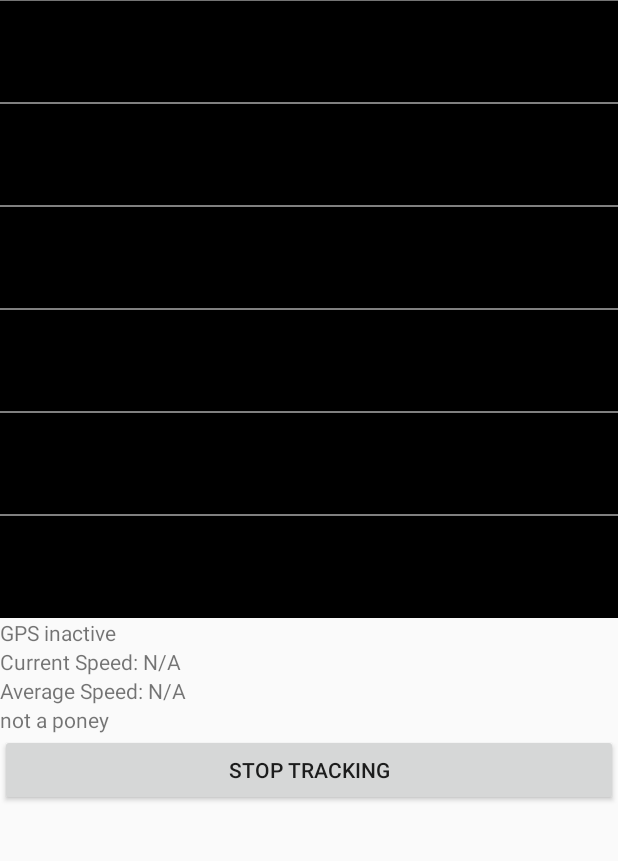
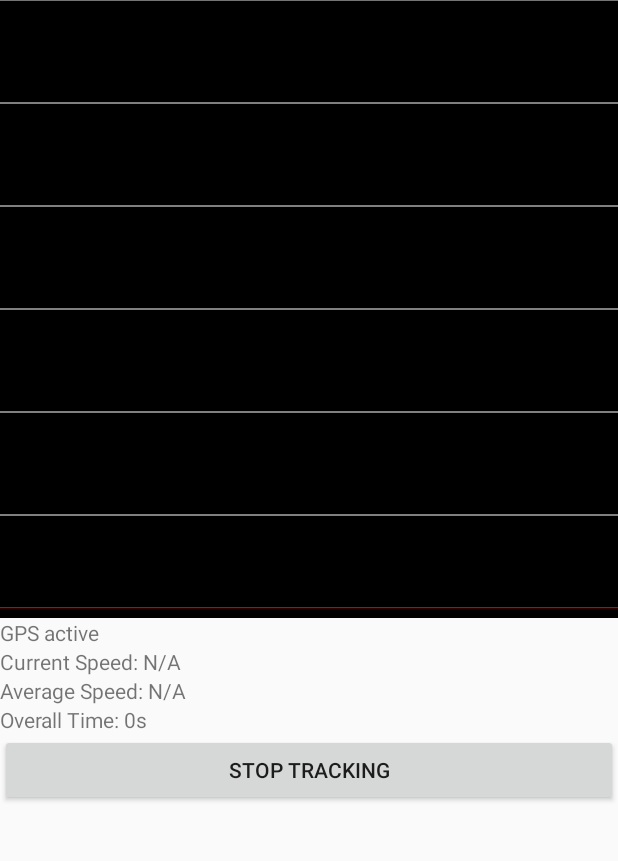
Before and after one commit to ciborg971/GPS-tracker, an Android app: the screen it shows after launch (MainActivity), after a tap on "START TRACKING", on a phone screen of 412 x 824 dp, the part 84-945 px from its top. Run offline under Robolectric (Android 15) with nearby library versions, the phone set to English and light mode, and no system bars.

Commit message:
Milestone 06: done

```diff
--- a/app/src/main/java/com/example/crylog/gps_tracker/MainActivity.java
+++ b/app/src/main/java/com/example/crylog/gps_tracker/MainActivity.java
@@ -24,9 +24,12 @@ public class MainActivity extends AppCompatActivity implements LocationListener
     TextView cs;
     TextView as;
     TextView time;
+    TextView tv_gpserino;
     cv custom_v;
+    int current_time = 0;
     Boolean st = false;
     gps_data gpsd;
+    Double ave_speed = 0.0;
     boolean b = true;
     private LocationManager lm;
 
@@ -35,7 +38,9 @@ public class MainActivity extends AppCompatActivity implements LocationListener
         super.onCreate(savedInstanceState);
         setContentView(R.layout.activity_main);
         custom_v = (cv) findViewById(R.id.cv);
+        as = (TextView)findViewById(R.id.av_speed);
         cs = (TextView) findViewById(R.id.cur_speed);
+        tv_gpserino = (TextView)findViewById(R.id.tv_gps);
         Display display = getWindowManager().getDefaultDisplay();
         int width = display.getWidth();
         custom_v.setLayoutParams(new LinearLayout.LayoutParams(width, width));
@@ -49,16 +54,15 @@ public class MainActivity extends AppCompatActivity implements LocationListener
         @Override
         public void onClick(View v) {
             if (st) {
-                time.setText("poney");
                 st = false;
                 desable_gps();
                 Start_stop.setText("START TRACKING");
             } else {
-                time.setText("not a poney");
                 st = true;
                 enable_gps();
                 Start_stop.setText("STOP TRACKING");
             }
+            Log.d("rekt", "onClick: not poney");
         }
 
 
@@ -76,6 +80,7 @@ public class MainActivity extends AppCompatActivity implements LocationListener
             return;
         }
         lm.removeUpdates(MainActivity.this);
+        tv_gpserino.setText("GPS inactive");
     }
 
     private void enable_gps() {
@@ -89,13 +94,16 @@ public class MainActivity extends AppCompatActivity implements LocationListener
             // for ActivityCompat#requestPermissions for more details.
             return;
         }
-        lm.requestLocationUpdates(lm.GPS_PROVIDER, 1, 1, this);
+        lm.requestLocationUpdates(lm.GPS_PROVIDER, 1000, 1, this);
+        tv_gpserino.setText("GPS active");
     }
 
     @Override
     public void onLocationChanged(Location location) {
         //String str = "Latitude: "+location.getLatitude()+" Longitude: "+location.getLongitude() + "poney : " + custom_v.gps_stack.size() + "Speed : " + location.getSpeed();
         gpsd = new gps_data();
+        time.setText(current_time + "s");
+        current_time++;
         gpsd.latitude = location.getLatitude();
         gpsd.longitude = location.getLongitude();
         gpsd.speed = location.getSpeed()*(3.6);
@@ -115,6 +123,10 @@ public class MainActivity extends AppCompatActivity implements LocationListener
             }
             custom_v.gps_arr[99] = gpsd;
         }
+        cs.setText("Current Speed: " + gpsd.speed);
+        ave_speed = (ave_speed + gpsd.speed)/2;
+        as.setText("Average Speed: " + ave_speed);
+        custom_v.av_speed = ave_speed;
     }
 
     @Override
--- a/app/src/main/java/com/example/crylog/gps_tracker/cv.java
+++ b/app/src/main/java/com/example/crylog/gps_tracker/cv.java
@@ -20,7 +20,7 @@ import java.util.Stack;
 public class cv extends View {
 int width = 1;
    int index = 0;
-    gps_data gpsd = new gps_data();
+    Double av_speed = 1.0*width;
     gps_data [] gps_arr = new gps_data[100];
     Double cur_x = 0.0;
     Double cur_y = width * 1.0;
@@ -45,8 +45,13 @@ int width = 1;
         for(int i = 0; i < 6; i++) {
             canvas.drawLine(0, i*width / 6, width, i*width / 6, pt);
         }
+
+        pt.setColor(Color.RED);
+        pt.setStyle(Paint.Style.STROKE);
+        Double temp = width - (av_speed/60)*width;
+        canvas.drawLine(0,temp.floatValue(),width,temp.floatValue(),pt);
         pt.setColor(Color.GREEN);
-        pt.setStyle(Paint.Style.STROKE);
+
         for(int i = 0; i < index ; i++)
         {
                 next_y = (gps_arr[i].speed / 60) * width;
--- a/app/src/main/res/layout/activity_main.xml
+++ b/app/src/main/res/layout/activity_main.xml
@@ -13,7 +13,7 @@
                 android:layout_width="wrap_content"
                 android:layout_height="wrap_content"
                 android:id="@+id/tv_gps"
-                android:text="GPS inactive"
+                android:text="GPS "
                 />
 
             <TextView
```
Also changed, not shown: 2 other files.
